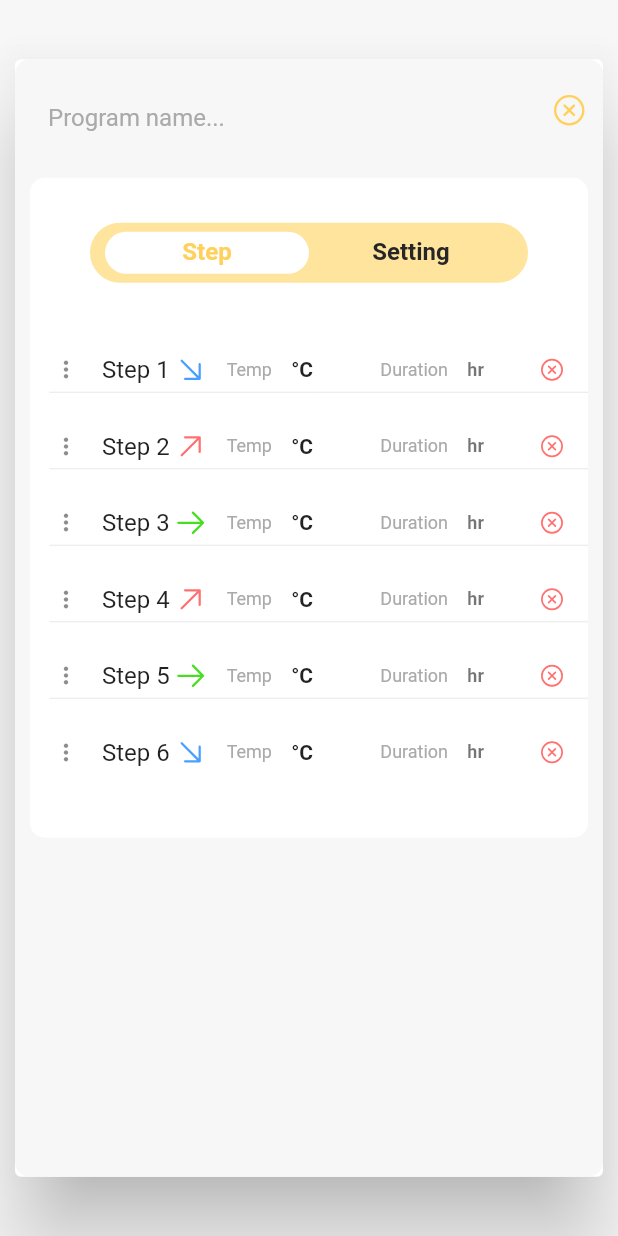
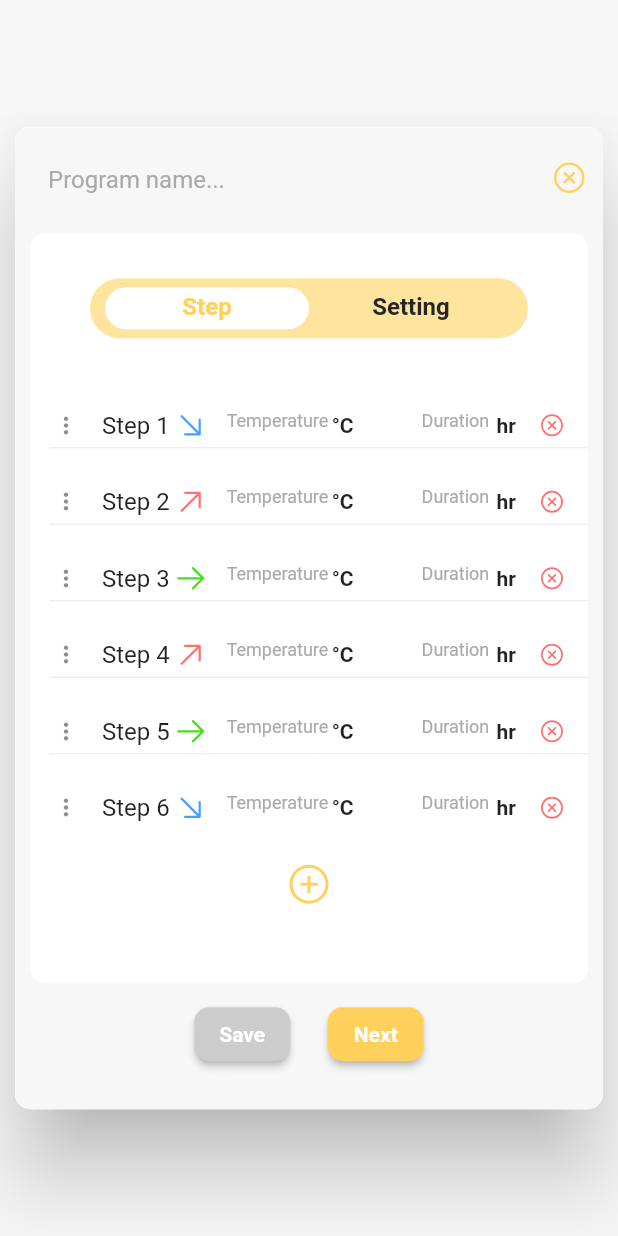
Before and after one commit to arinoldmoon/BurnoutProject, a Flutter app: the MachineDashboardEditProgramDialog widget shown alone on an empty page, opened directly, on a phone screen of 412 x 824 dp. Run offline on Flutter 3.47's test engine with Material 2 defaults, Android fonts, the phone set to English and light mode, and no system bars; our stand-ins replace fixnum, flutter_phosphor_icons, percent_indicator, phosphor_flutter; missing offline and left inert: grpc, protobuf.

Commit message:
reimplement listtile and init button save and next

```diff
--- a/burnout_mobile/lib/constants/machine_dashboard/machine_dashboard_sizes.dart
+++ b/burnout_mobile/lib/constants/machine_dashboard/machine_dashboard_sizes.dart
@@ -74,7 +74,7 @@ class MachineDashboardSizes {
   static const machineDashboardUtilityStepListTileIconSize = 32.0;
   static const machineDashboardUtilityStepCardElevation = 0.0;
 
-  // Machine Utility Step Setting
+  // Machine Utility Setting
   static const machineDashboardUtilitySettingAdditionalCheckboxBorderRadius =
       5.0;
   static const machineDashboardUtilitySettingItemSpacing = 8.0;
@@ -84,8 +84,7 @@ class MachineDashboardSizes {
   static const machineDashboardUtilitySettingAdditionalCheckboxSpacing = 4.0;
 
   // Machine Dashboard Edit Program Dialog
-  static const machineDashboardEditProgramDialogWidth = 650.0;
-  static const machineDashboardEditProgramDialogHeight = 745.0;
+  static const machineDashboardEditProgramDialogHeight = 655.0;
   static const machineDashboardEditProgramDialogPadding =
       EdgeInsets.symmetric(horizontal: 10, vertical: 10);
   static const machineDashboardEditProgramDialogBorderRadius = 10.0;
@@ -93,16 +92,22 @@ class MachineDashboardSizes {
   static const machineDashboardEditProgramDialogContentSpacing = 10.0;
   static const machineDashboardEditProgramDialogInsetPadding =
       EdgeInsets.symmetric(horizontal: 10);
+  static const machineDashboardEditProgramContainerWhiteHeight = 500.0;
+  static const machineDashboardEditProgramButtonSpacing = 25.0;
 
   // Machine Dashboard Edit Step
   static const machineDashboardEditStepTitleIconSpacing = 2.0;
   static const machineDashboardEditStepTileSpacing = 8.0;
   static const machineDashboardEditStepLabelTextFontSize = 12.0;
-  static const machineDashboardEditStepTextFieldWidth = 55.0;
-  static const machineDashboardEditStepDurationTextFieldWidth = 70.0;
+  static const machineDashboardEditStepTextFieldWidth = 70.0;
+  static const machineDashboardEditStepDurationTextFieldWidth = 50.0;
   static const machineDashboardEditStepTextFieldHeight = 25.0;
   static const machineDashboardEditStepTileHeight = 35.0;
   static const machineDashboardEditStepHorizontalGap = 0.0;
   static const machineDashboardEditStepMinWidthLeading = 0.0;
   static const machineDashboardEditStepTrailingIconSize = 18.0;
+  static const machineDashboardEditStepTextFieldTitleSpacing = 12.0;
+  static const machineDashboardEditStepTextFieldSpacing = 6.0;
+  static const machineDashboardEditStepListViewButtonSpacing = 20.0;
+  static const machineDashboardEditStepButtonSize = 32.0;
 }
--- a/burnout_mobile/lib/constants/machine_dashboard/machine_dashboard_ui_strings.dart
+++ b/burnout_mobile/lib/constants/machine_dashboard/machine_dashboard_ui_strings.dart
@@ -65,7 +65,9 @@ class MachineDashboardUiStrings {
   static const machineDashboardEditProgramDialogLabelText = 'Program name...';
   static const machineDashboardEditProgramDialogStepMenu = 'Step';
   static const machineDashboardEditProgramDialogSettingMenu = 'Setting';
-  static const machineDashboardEditProgramDialogTemperature = 'Temp';
+  static const machineDashboardEditProgramDialogTemperature = 'Temperature';
   static const machineDashboardEditProgramDialogDuration = 'Duration';
   static const machineDashboardEditProgramDialogHr = 'hr';
+  static const machineDashboardEditProgramDialogSaveTitle = 'Save';
+  static const machineDashboardEditProgramDialogNextTitle = 'Next';
 }
--- a/burnout_mobile/lib/constants/sizes.dart
+++ b/burnout_mobile/lib/constants/sizes.dart
@@ -1,4 +1,5 @@
 class Sizes {
   //TextFormField
   static const textFormFieldBorderRadius = 10.0;
+  static const textFormFieldMaxLine = 1;
 }
--- a/burnout_mobile/lib/styles/app_theme.dart
+++ b/burnout_mobile/lib/styles/app_theme.dart
@@ -19,6 +19,7 @@ class AppTheme {
   static const greyPrimary = Color(0xff262626);
   static const greyPrimary100 = Color(0xFFE8E8E8);
   static const greyPrimary200 = Color(0xFFAAAAAA);
+  static const greyPrimary300 = Color(0xFFCCCCCC);
 
   static const bluePrimary = Color(0xFF47A0FF);
 }
--- a/burnout_mobile/lib/widgets/machine_dashboard/machine_dashboard_edit_program_dialog.dart
+++ b/burnout_mobile/lib/widgets/machine_dashboard/machine_dashboard_edit_program_dialog.dart
@@ -4,6 +4,7 @@ import 'package:burnout_mobile/styles/app_theme.dart';
 import 'package:burnout_mobile/widgets/machine_dashboard/machine_dashboard_edit_program_tab.dart';
 import 'package:burnout_mobile/widgets/utility/common_text_form_field.dart';
 import 'package:flutter/material.dart';
+import 'package:flutter/services.dart';
 import 'package:phosphor_flutter/phosphor_flutter.dart';
 
 class MachineDashboardEditProgramDialog extends StatefulWidget {
@@ -29,6 +30,9 @@ class _MachineDashboardEditProgramDialogState
     return Dialog(
       insetPadding:
           MachineDashboardSizes.machineDashboardEditProgramDialogInsetPadding,
+      shape: const RoundedRectangleBorder(
+          borderRadius: BorderRadius.all(Radius.circular(MachineDashboardSizes
+              .machineDashboardEditProgramDialogBorderRadius))),
       child: Container(
         padding: MachineDashboardSizes.machineDashboardEditProgramDialogPadding,
         height: MachineDashboardSizes.machineDashboardEditProgramDialogHeight,
@@ -52,6 +56,7 @@ class _MachineDashboardEditProgramDialogState
                       fillColor: AppTheme.primaryBackGroungColor,
                       borderFocusColorBorder: AppTheme.yellowPrimary,
                       controller: programNameController,
+                      keyboardType: TextInputType.text,
                     ),
                   ),
                   IconButton(
@@ -74,6 +79,59 @@ class _MachineDashboardEditProgramDialogState
                     .machineDashboardEditProgramDialogContentSpacing,
               ),
               const MachineDashboardEditProgramTab(),
+              const SizedBox(
+                height: MachineDashboardSizes
+                    .machineDashboardEditProgramDialogContentSpacing,
+              ),
+              Row(
+                mainAxisAlignment: MainAxisAlignment.center,
+                children: [
+                  ElevatedButton(
+                    onPressed: () {},
+                    child: Text(
+                      MachineDashboardUiStrings
+                          .machineDashboardEditProgramDialogSaveTitle,
+                      style: Theme.of(context).textTheme.button!.copyWith(
+                            fontWeight: FontWeight.bold,
+                            color: Colors.white,
+                          ),
+                    ),
+                    style: ElevatedButton.styleFrom(
+                      primary: AppTheme.greyPrimary300,
+                      shape: RoundedRectangleBorder(
+                        borderRadius: BorderRadius.circular(
+                          MachineDashboardSizes
+                              .machineDashboardPageCancelButtonRadius,
+                        ),
+                      ),
+                    ),
+                  ),
+                  const SizedBox(
+                    width: MachineDashboardSizes
+                        .machineDashboardEditProgramButtonSpacing,
+                  ),
+                  ElevatedButton(
+                    onPressed: () {},
+                    child: Text(
+                      MachineDashboardUiStrings
+                          .machineDashboardEditProgramDialogNextTitle,
+                      style: Theme.of(context).textTheme.button!.copyWith(
+                            fontWeight: FontWeight.bold,
+                            color: Colors.white,
+                          ),
+                    ),
+                    style: ElevatedButton.styleFrom(
+                      primary: AppTheme.yellowPrimary,
+                      shape: RoundedRectangleBorder(
+                        borderRadius: BorderRadius.circular(
+                          MachineDashboardSizes
+                              .machineDashboardPageCancelButtonRadius,
+                        ),
+                      ),
+                    ),
+                  ),
+                ],
+              ),
             ],
           ),
         ),
--- a/burnout_mobile/lib/widgets/machine_dashboard/machine_dashboard_edit_program_step.dart
+++ b/burnout_mobile/lib/widgets/machine_dashboard/machine_dashboard_edit_program_step.dart
@@ -25,15 +25,39 @@ class _MachineDashboardEditProgramStepState
 
   @override
   Widget build(BuildContext context) {
+    return Column(
+      mainAxisSize: MainAxisSize.min,
+      children: [
+        Flexible(child: _buildListViewEditStep(context)),
+        const SizedBox(
+          height: MachineDashboardSizes
+              .machineDashboardEditStepListViewButtonSpacing,
+        ),
+        IconButton(
+          onPressed: () {},
+          icon: const Icon(
+            PhosphorIcons.plusCircle,
+            size: MachineDashboardSizes.machineDashboardEditStepButtonSize,
+            color: AppTheme.yellowPrimary,
+          ),
+        ),
+      ],
+    );
+  }
+
+  Widget _buildListViewEditStep(BuildContext context) {
     return ChangeNotifierProvider(
       create: (_) => MachineDashboardUtilityStepProvider(),
       child: Consumer<MachineDashboardUtilityStepProvider>(
         builder: (context, value, child) {
           return ListView.separated(
+              physics: const BouncingScrollPhysics(),
+              shrinkWrap: true,
               itemBuilder: (_, index) {
                 _tempTextController.add(TextEditingController());
                 _durationTextController.add(TextEditingController());
-                return SizedBox(
+                return Container(
+                  alignment: Alignment.center,
                   height:
                       MachineDashboardSizes.machineDashboardEditStepTileHeight,
                   child: ListTile(
@@ -72,7 +96,11 @@ class _MachineDashboardEditProgramStepState
                             ),
                           ],
                         ),
-                        Expanded(
+                        const SizedBox(
+                          width: MachineDashboardSizes
+                              .machineDashboardEditStepTextFieldTitleSpacing,
+                        ),
+                        Flexible(
                           child: Row(
                             crossAxisAlignment: CrossAxisAlignment.center,
                             children: [
@@ -90,6 +118,8 @@ class _MachineDashboardEditProgramStepState
                                   labelTextFontSize: MachineDashboardSizes
                                       .machineDashboardEditStepLabelTextFontSize,
                                   controller: _tempTextController[index],
+                                  keyboardType: TextInputType.number,
+                                  contentPadding: EdgeInsets.zero,
                                 ),
                               ),
                               Text(
@@ -103,8 +133,11 @@ class _MachineDashboardEditProgramStepState
                             ],
                           ),
                         ),
-                        Expanded(
-                          child: Row(
+                        const SizedBox(
+                          width: MachineDashboardSizes
+                              .machineDashboardEditStepTextFieldSpacing,
+                        ),
+                        Row(
                           crossAxisAlignment: CrossAxisAlignment.center,
                           children: [
                             SizedBox(
@@ -116,11 +149,12 @@ class _MachineDashboardEditProgramStepState
                                 labelText: MachineDashboardUiStrings
                                     .machineDashboardEditProgramDialogDuration,
                                 fillColor: Colors.white,
-                                  borderFocusColorBorder:
-                                      AppTheme.greyPrimary100,
+                                borderFocusColorBorder: AppTheme.greyPrimary100,
                                 labelTextFontSize: MachineDashboardSizes
                                     .machineDashboardEditStepLabelTextFontSize,
                                 controller: _durationTextController[index],
+                                keyboardType: TextInputType.number,
+                                contentPadding: EdgeInsets.zero,
                               ),
                             ),
                             Text(
@@ -128,11 +162,10 @@ class _MachineDashboardEditProgramStepState
                                   .machineDashboardEditProgramDialogHr,
                               style: Theme.of(context)
                                   .textTheme
-                                    .caption!
+                                  .button!
                                   .copyWith(fontWeight: FontWeight.bold),
                             )
                           ],
-                          ),
                         ),
                       ],
                     ),
--- a/burnout_mobile/lib/widgets/machine_dashboard/machine_dashboard_edit_program_tab.dart
+++ b/burnout_mobile/lib/widgets/machine_dashboard/machine_dashboard_edit_program_tab.dart
@@ -22,7 +22,8 @@ class MachineDashboardEditProgramTab extends StatelessWidget {
             MachineDashboardSizes.machineDashboardUtilityContainerRadius),
         color: Colors.white,
       ),
-      height: MachineDashboardSizes.machineDashboardUtilityContainerHeightIdle,
+      height:
+          MachineDashboardSizes.machineDashboardEditProgramContainerWhiteHeight,
       child: Column(
         children: [
           _buildCustomTabbar(),
--- a/burnout_mobile/lib/widgets/utility/common_text_form_field.dart
+++ b/burnout_mobile/lib/widgets/utility/common_text_form_field.dart
@@ -9,7 +9,9 @@ class CommonTextFormField extends StatefulWidget {
       required this.fillColor,
       required this.borderFocusColorBorder,
       required this.controller,
-      this.labelTextFontSize})
+      this.labelTextFontSize,
+      required this.keyboardType,
+      this.contentPadding})
       : super(key: key);
 
   final String labelText;
@@ -17,6 +19,8 @@ class CommonTextFormField extends StatefulWidget {
   final Color borderFocusColorBorder;
   final double? labelTextFontSize;
   final TextEditingController controller;
+  final TextInputType keyboardType;
+  final EdgeInsets? contentPadding;
 
   @override
   State<CommonTextFormField> createState() => _CommonTextFormFieldState();
@@ -28,11 +32,15 @@ class _CommonTextFormFieldState extends State<CommonTextFormField> {
   Widget build(BuildContext context) {
     return TextFormField(
       focusNode: _focusNode,
-      textAlign: TextAlign.left,
+      textAlign: TextAlign.center,
+      maxLines: Sizes.textFormFieldMaxLine,
       textAlignVertical: TextAlignVertical.center,
       controller: widget.controller,
       cursorColor: Colors.black,
+      keyboardType: widget.keyboardType,
       decoration: InputDecoration(
+        contentPadding: widget.contentPadding,
+        isDense: true,
         labelText: widget.labelText,
         labelStyle: TextStyle(
           color: AppTheme.greyPrimary200,
```
Lines whose indentation alone changed are shown as unchanged.
